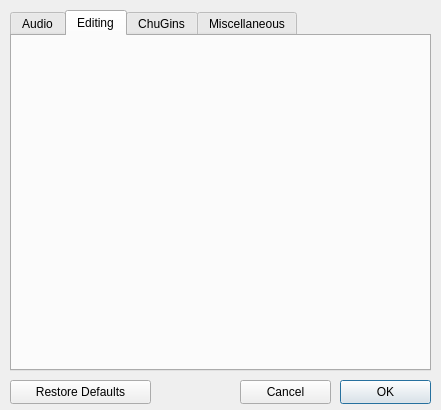
Before: the Qt Designer form src/qt/mAPreferencesWindow.ui in ccrma/miniAudicle, drawn with Qt 5.
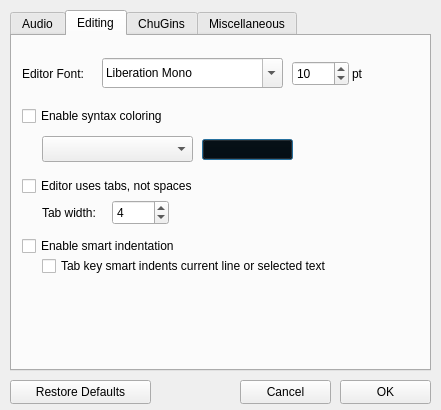
After: the same form once the commit is applied. The open tabs and pages were chosen to show the change. Icons and pictures are not drawn.

Commit message: pref window - editing

```diff
--- a/src/qt/mAPreferencesWindow.ui
+++ b/src/qt/mAPreferencesWindow.ui
@@ -259,6 +259,211 @@
     <attribute name="title">
      <string>Editing</string>
     </attribute>
+    <widget class="QFontComboBox" name="font">
+     <property name="geometry">
+      <rect>
+       <x>90</x>
+       <y>22</y>
+       <width>181</width>
+       <height>30</height>
+      </rect>
+     </property>
+     <property name="currentFont">
+      <font>
+       <family>Courier New</family>
+       <pointsize>12</pointsize>
+      </font>
+     </property>
+    </widget>
+    <widget class="QLabel" name="label_7">
+     <property name="geometry">
+      <rect>
+       <x>10</x>
+       <y>30</y>
+       <width>81</width>
+       <height>16</height>
+      </rect>
+     </property>
+     <property name="text">
+      <string>Editor Font:</string>
+     </property>
+    </widget>
+    <widget class="QSpinBox" name="fontSize">
+     <property name="geometry">
+      <rect>
+       <x>280</x>
+       <y>25</y>
+       <width>57</width>
+       <height>25</height>
+      </rect>
+     </property>
+     <property name="minimum">
+      <number>8</number>
+     </property>
+     <property name="maximum">
+      <number>36</number>
+     </property>
+     <property name="value">
+      <number>10</number>
+     </property>
+    </widget>
+    <widget class="QLabel" name="label_8">
+     <property name="geometry">
+      <rect>
+       <x>340</x>
+       <y>30</y>
+       <width>21</width>
+       <height>16</height>
+      </rect>
+     </property>
+     <property name="text">
+      <string>pt</string>
+     </property>
+    </widget>
+    <widget class="QCheckBox" name="enableSyntaxColoring">
+     <property name="geometry">
+      <rect>
+       <x>10</x>
+       <y>70</y>
+       <width>171</width>
+       <height>20</height>
+      </rect>
+     </property>
+     <property name="text">
+      <string>Enable syntax coloring</string>
+     </property>
+    </widget>
+    <widget class="QComboBox" name="syntaxColoringType">
+     <property name="geometry">
+      <rect>
+       <x>30</x>
+       <y>100</y>
+       <width>151</width>
+       <height>26</height>
+      </rect>
+     </property>
+    </widget>
+    <widget class="QPushButton" name="pushButton">
+     <property name="geometry">
+      <rect>
+       <x>190</x>
+       <y>103</y>
+       <width>91</width>
+       <height>21</height>
+      </rect>
+     </property>
+     <property name="palette">
+      <palette>
+       <active>
+        <colorrole role="Button">
+         <brush brushstyle="SolidPattern">
+          <color alpha="255">
+           <red>0</red>
+           <green>0</green>
+           <blue>0</blue>
+          </color>
+         </brush>
+        </colorrole>
+       </active>
+       <inactive>
+        <colorrole role="Button">
+         <brush brushstyle="SolidPattern">
+          <color alpha="255">
+           <red>0</red>
+           <green>0</green>
+           <blue>0</blue>
+          </color>
+         </brush>
+        </colorrole>
+       </inactive>
+       <disabled>
+        <colorrole role="Button">
+         <brush brushstyle="SolidPattern">
+          <color alpha="255">
+           <red>0</red>
+           <green>0</green>
+           <blue>0</blue>
+          </color>
+         </brush>
+        </colorrole>
+       </disabled>
+      </palette>
+     </property>
+     <property name="text">
+      <string/>
+     </property>
+    </widget>
+    <widget class="QCheckBox" name="editorUsesTabs">
+     <property name="geometry">
+      <rect>
+       <x>10</x>
+       <y>140</y>
+       <width>201</width>
+       <height>20</height>
+      </rect>
+     </property>
+     <property name="text">
+      <string>Editor uses tabs, not spaces</string>
+     </property>
+    </widget>
+    <widget class="QLabel" name="label_9">
+     <property name="geometry">
+      <rect>
+       <x>30</x>
+       <y>169</y>
+       <width>71</width>
+       <height>16</height>
+      </rect>
+     </property>
+     <property name="text">
+      <string>Tab width:</string>
+     </property>
+    </widget>
+    <widget class="QSpinBox" name="tabWidth">
+     <property name="geometry">
+      <rect>
+       <x>100</x>
+       <y>164</y>
+       <width>57</width>
+       <height>25</height>
+      </rect>
+     </property>
+     <property name="minimum">
+      <number>1</number>
+     </property>
+     <property name="maximum">
+      <number>12</number>
+     </property>
+     <property name="value">
+      <number>4</number>
+     </property>
+    </widget>
+    <widget class="QCheckBox" name="enableSmartIndentation">
+     <property name="geometry">
+      <rect>
+       <x>10</x>
+       <y>200</y>
+       <width>201</width>
+       <height>20</height>
+      </rect>
+     </property>
+     <property name="text">
+      <string>Enable smart indentation</string>
+     </property>
+    </widget>
+    <widget class="QCheckBox" name="tabKeySmartIndents">
+     <property name="geometry">
+      <rect>
+       <x>30</x>
+       <y>220</y>
+       <width>361</width>
+       <height>20</height>
+      </rect>
+     </property>
+     <property name="text">
+      <string>Tab key smart indents current line or selected text</string>
+     </property>
+    </widget>
    </widget>
    <widget class="QWidget" name="chuginsTab">
     <attribute name="title">
```
Left out of the diff: 15 changed lines with no effect on the pictures.
